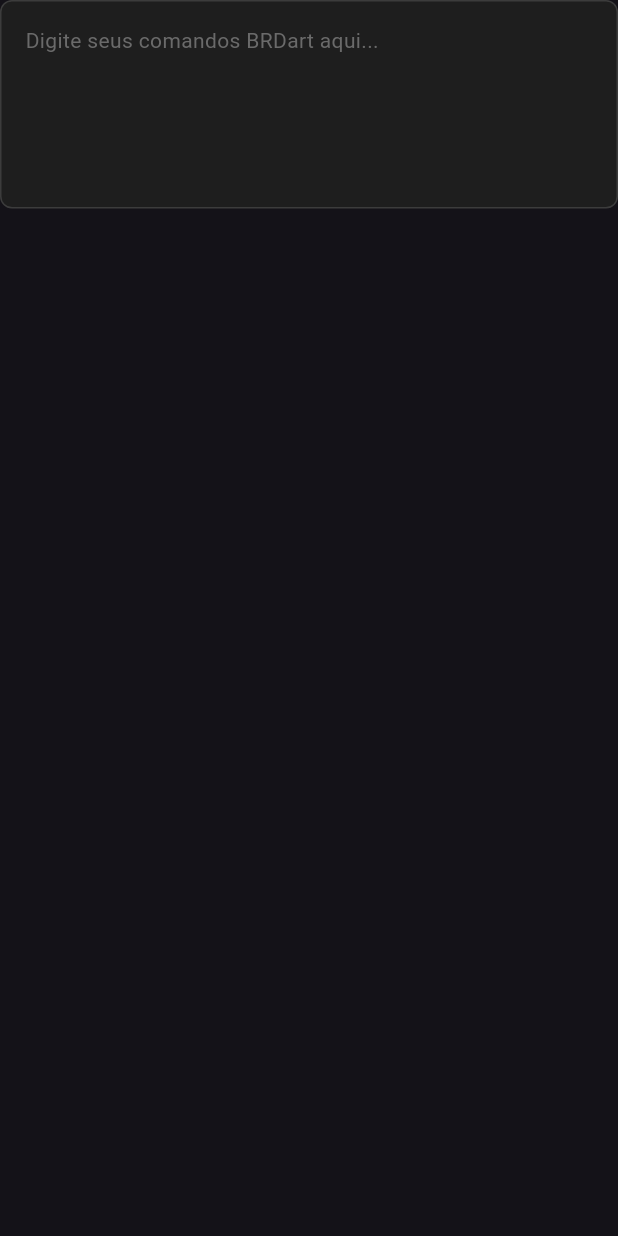
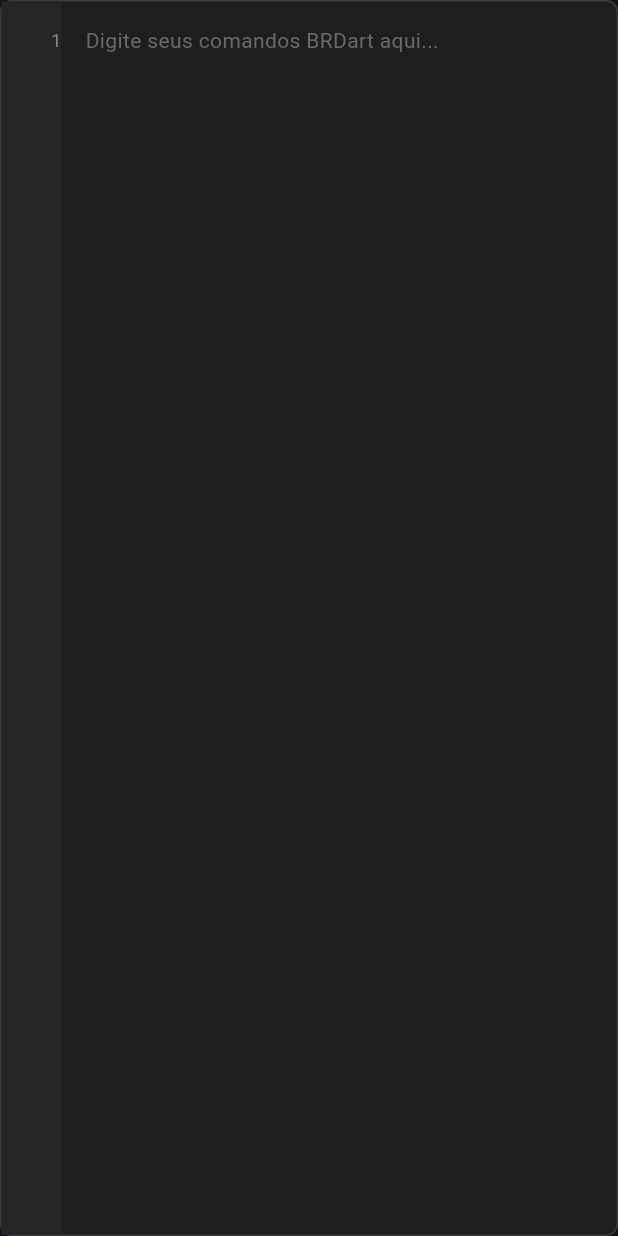
Before and after one commit to GustaK7/interpretador_html, a Flutter app: the SyntaxHighlightingEditor widget shown alone on an empty page, opened directly with empty values, on a phone screen of 412 x 824 dp. Run offline on Flutter 3.47's test engine with Material 3 defaults, Android fonts, the light colour scheme and no system bars; our stand-ins replace file_picker; missing offline and left inert: dart:html; Roboto replaces fonts that are missing (Fira Code); statements that could not run were skipped.

Commit message:
numero de linhas concertado

```diff
--- a/interpretador_brhtml_desktop/lib/interface/interface.dart
+++ b/interpretador_brhtml_desktop/lib/interface/interface.dart
@@ -1,14 +1,12 @@
 import 'dart:io';
-import 'dart:convert';
-import 'package:flutter/foundation.dart' show kIsWeb;
 import 'package:flutter/services.dart' show rootBundle;
-import 'package:flutter/foundation.dart' show kIsWeb;
 import 'package:flutter/material.dart';
 import 'package:file_picker/file_picker.dart';
+import 'package:flutter/foundation.dart' show kIsWeb;
 
 import '../logica/interpretador.dart';
 import '../download_helper.dart';
-import '../download_helper_web.dart';
+import '../download_helper_web.dart' if (dart.library.io) '../download_helper_io.dart' show importarArquivoBrdartWeb, downloadFileWeb;
 import '../interface/syntax_highlighting_editor.dart'; // Importando o componente separado
 
 class InterpretadorHome extends StatefulWidget {
@@ -481,7 +479,7 @@
       contentPadding: const EdgeInsets.symmetric(horizontal: 0, vertical: 2),
       title: Text(comando, style: const TextStyle(color: Colors.amber, fontFamily: 'Fira Mono', fontWeight: FontWeight.bold)),
       subtitle: Text(descricao, style: const TextStyle(color: Colors.white70)),
-    );
+    ); // Corrigido: fecha com parêntese e ponto e vírgula
   }
 
   Future<void> downloadCodigoBrdart(String codigo, String nomeArquivo) async {
--- a/interpretador_brhtml_desktop/lib/interface/syntax_highlighting_editor.dart
+++ b/interpretador_brhtml_desktop/lib/interface/syntax_highlighting_editor.dart
@@ -34,28 +34,6 @@
   static const Color _variableColor = Color(0xFF9CDCFE);
   static const Color _braceColor = Color(0xFFDA70D6);
 
-  // Palavras-chave do BRDart
-  static const Set<String> _keywords = {
-    'define', 'mostre', 'diga', 'repita', 'Se', 'se', 'senao',
-    'box', 'texto', 'text', 'cor.box', 'cor.texto'
-  };
-
-  // Funções matemáticas
-  static const Set<String> _functions = {
-    'soma', 'subtrai', 'multiplica', 'divide', 'resto'
-  };
-
-  // Cores disponíveis
-  static const Set<String> _colors = {
-    'azul', 'verde', 'vermelho', 'amarelo', 'preto', 'branco',
-    'cinza', 'laranja', 'roxo', 'rosa'
-  };
-
-  // Operadores
-  static const Set<String> _operators = {
-    '==', '!=', '>=', '<=', '>', '<', '=', '+', '-', '*', '/', '%'
-  };
-
   @override
   void initState() {
     super.initState();
@@ -80,18 +58,16 @@
     if (text.isEmpty) return [];
 
     List<TextSpan> spans = [];
-    int currentIndex = 0;
-
     // Regex para capturar diferentes tipos de tokens
     final RegExp tokenRegex = RegExp(
       r'("(?:[^"\\]|\\.)*")|'  // Strings entre aspas
       r'(\b\d+\.?\d*\b)|'      // Números
-      r'(//.*)|'               // Comentários
+      r'(//.*)|'                   // Comentários
       r'(\b(?:define|mostre|diga|repita|Se|se|senao|box|texto|text|cor\.box|cor\.texto)\b)|' // Keywords
       r'(\b(?:soma|subtrai|multiplica|divide|resto)\b)|' // Functions
       r'(\b(?:azul|verde|vermelho|amarelo|preto|branco|cinza|laranja|roxo|rosa)\b)|' // Colors
-      r'([{}();])|'            // Delimitadores especiais
-      r'(==|!=|>=|<=|>|<|=)|'  // Operadores
+      r'([{}();])|'                // Delimitadores especiais
+      r'(==|!=|>=|<=|>|<|=)|'      // Operadores
       r'(\b[a-zA-Z_][a-zA-Z0-9_]*\b)' // Variáveis/identificadores
     );
 
@@ -167,15 +143,44 @@
 
   @override
   Widget build(BuildContext context) {
+    final lineCount = widget.controller.text.split('\n').length;
     return Container(
       decoration: BoxDecoration(
         color: _backgroundColor,
         borderRadius: BorderRadius.circular(8),
         border: Border.all(color: const Color(0xFF3C3C3C)),
       ),
+      child: Row(
+        crossAxisAlignment: CrossAxisAlignment.start,
+        children: [
+          // Gutter de números de linha
+          Container(
+            width: 40,
+            color: const Color(0xFF252526),
+            padding: const EdgeInsets.symmetric(vertical: 16),
+            child: Column(
+              crossAxisAlignment: CrossAxisAlignment.end,
+              children: List.generate(
+                lineCount,
+                (index) => Container(
+                  height: 20,
+                  alignment: Alignment.centerRight,
+                  child: Text(
+                    '${index + 1}',
+                    style: const TextStyle(
+                      color: Color(0xFF858585),
+                      fontFamily: 'Fira Code',
+                      fontSize: 12,
+                    ),
+                  ),
+                ),
+              ),
+            ),
+          ),
+          // Editor de texto com syntax highlight
+          Expanded(
             child: Stack(
               children: [
-          // Campo de texto invisível para capturar input
                 TextField(
                   controller: widget.controller,
                   focusNode: _focusNode,
@@ -193,7 +198,6 @@
                   cursorColor: Colors.white,
                   scrollController: _scrollController,
                 ),
-          // Texto com syntax highlighting
                 Positioned.fill(
                   child: IgnorePointer(
                     child: Container(
@@ -218,36 +222,7 @@
                     ),
                   ),
                 ),
-          // Números de linha (opcional)
-          if (widget.controller.text.isNotEmpty)
-            Positioned(
-              left: 0,
-              top: 0,
-              bottom: 0,
-              child: IgnorePointer(
-                child: Container(
-                  width: 40,
-                  color: const Color(0xFF252526),
-                  padding: const EdgeInsets.symmetric(vertical: 16),
-                  child: Column(
-                    crossAxisAlignment: CrossAxisAlignment.center,
-                    children: List.generate(
-                      widget.controller.text.split('\n').length,
-                      (index) => Container(
-                        height: 20,
-                        alignment: Alignment.center,
-                        child: Text(
-                          '${index + 1}',
-                          style: const TextStyle(
-                            color: Color(0xFF858585),
-                            fontFamily: 'Fira Code',
-                            fontSize: 12,
-                          ),
-                        ),
-                      ),
-                    ),
-                  ),
-                ),
+              ],
             ),
           ),
         ],
```
Also changed, not shown: 1 other file. Lines whose indentation alone changed are shown as unchanged.
